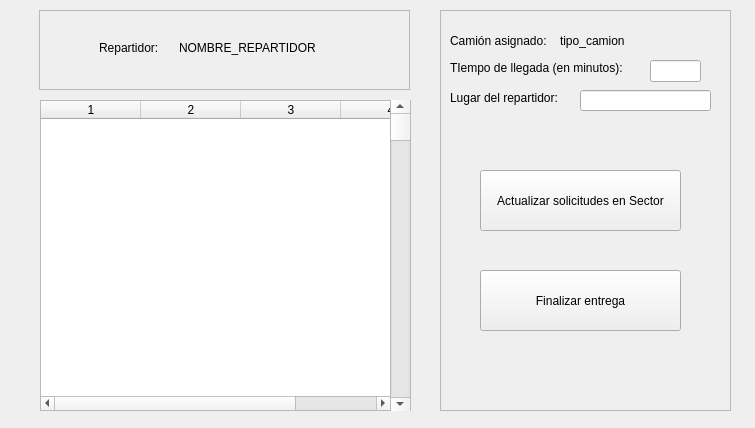
This is Flipigas/usuario.ui in emedemarcelo/FlipigasTEL102 as Qt 5 draws it before an edit. The edited form follows.
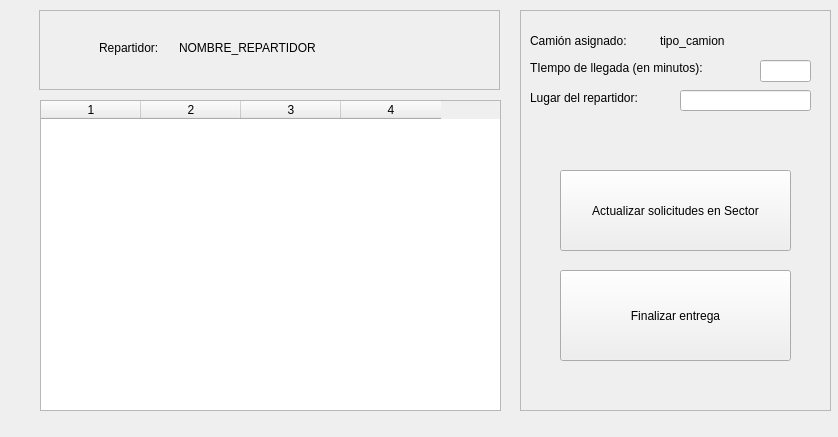
This is the edited form.

The edit to the form file:
```diff
--- a/Flipigas/usuario.ui
+++ b/Flipigas/usuario.ui
@@ -6,8 +6,8 @@
    <rect>
     <x>0</x>
     <y>0</y>
-    <width>755</width>
-    <height>428</height>
+    <width>838</width>
+    <height>437</height>
    </rect>
   </property>
   <property name="windowTitle">
@@ -19,7 +19,7 @@
      <rect>
       <x>40</x>
       <y>100</y>
-      <width>371</width>
+      <width>461</width>
       <height>311</height>
      </rect>
     </property>
@@ -29,25 +29,12 @@
     <property name="frameShadow">
      <enum>QFrame::Raised</enum>
     </property>
-    <widget class="QScrollBar" name="BarraVertical">
-     <property name="geometry">
-      <rect>
-       <x>350</x>
-       <y>0</y>
-       <width>20</width>
-       <height>311</height>
-      </rect>
-     </property>
-     <property name="orientation">
-      <enum>Qt::Vertical</enum>
-     </property>
-    </widget>
     <widget class="QTableWidget" name="Tabla">
      <property name="geometry">
       <rect>
        <x>0</x>
        <y>0</y>
-       <width>351</width>
+       <width>461</width>
        <height>311</height>
       </rect>
      </property>
@@ -68,7 +55,7 @@
      <rect>
       <x>39</x>
       <y>10</y>
-      <width>371</width>
+      <width>461</width>
       <height>80</height>
      </rect>
     </property>
@@ -96,7 +83,7 @@
       <rect>
        <x>140</x>
        <y>30</y>
-       <width>141</width>
+       <width>221</width>
        <height>16</height>
       </rect>
      </property>
@@ -108,9 +95,9 @@
    <widget class="QFrame" name="AdjustFrame">
     <property name="geometry">
      <rect>
-      <x>440</x>
+      <x>520</x>
       <y>10</y>
-      <width>291</width>
+      <width>311</width>
       <height>401</height>
      </rect>
     </property>
@@ -125,7 +112,7 @@
       <rect>
        <x>10</x>
        <y>20</y>
-       <width>121</width>
+       <width>141</width>
        <height>21</height>
       </rect>
      </property>
@@ -138,7 +125,7 @@
       <rect>
        <x>10</x>
        <y>50</y>
-       <width>201</width>
+       <width>221</width>
        <height>16</height>
       </rect>
      </property>
@@ -149,7 +136,7 @@
     <widget class="QLineEdit" name="TiempoLlegada">
      <property name="geometry">
       <rect>
-       <x>210</x>
+       <x>240</x>
        <y>50</y>
        <width>51</width>
        <height>22</height>
@@ -161,7 +148,7 @@
       <rect>
        <x>10</x>
        <y>80</y>
-       <width>121</width>
+       <width>141</width>
        <height>16</height>
       </rect>
      </property>
@@ -172,7 +159,7 @@
     <widget class="QLineEdit" name="LugarRepartidor">
      <property name="geometry">
       <rect>
-       <x>140</x>
+       <x>160</x>
        <y>80</y>
        <width>131</width>
        <height>21</height>
@@ -184,8 +171,8 @@
       <rect>
        <x>40</x>
        <y>160</y>
-       <width>201</width>
-       <height>61</height>
+       <width>231</width>
+       <height>81</height>
       </rect>
      </property>
      <property name="text">
@@ -197,8 +184,8 @@
       <rect>
        <x>40</x>
        <y>260</y>
-       <width>201</width>
-       <height>61</height>
+       <width>231</width>
+       <height>91</height>
       </rect>
      </property>
      <property name="text">
@@ -208,7 +195,7 @@
     <widget class="QLabel" name="TipoCamion">
      <property name="geometry">
       <rect>
-       <x>120</x>
+       <x>140</x>
        <y>20</y>
        <width>101</width>
        <height>21</height>
```
